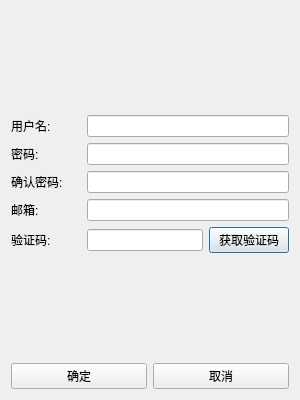
The window that chatinterface/register_dialog.ui (AgueroZzz/chat) describes before a commit, drawn with Qt 5.
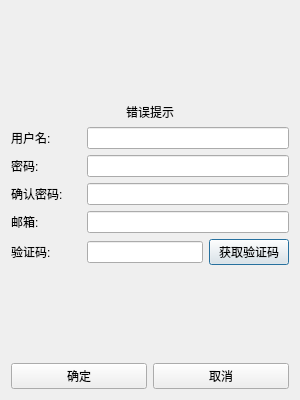
The same window after the commit. Icons and pictures are not drawn.

The edit to the form file:
```diff
--- a/chatinterface/register_dialog.ui
+++ b/chatinterface/register_dialog.ui
@@ -46,6 +46,16 @@
        </property>
       </spacer>
      </item>
+     <item>
+      <widget class="QLabel" name="error_label">
+       <property name="text">
+        <string>错误提示</string>
+       </property>
+       <property name="alignment">
+        <set>Qt::AlignCenter</set>
+       </property>
+      </widget>
+     </item>
      <item>
       <layout class="QVBoxLayout" name="verticalLayout">
        <item>
```
